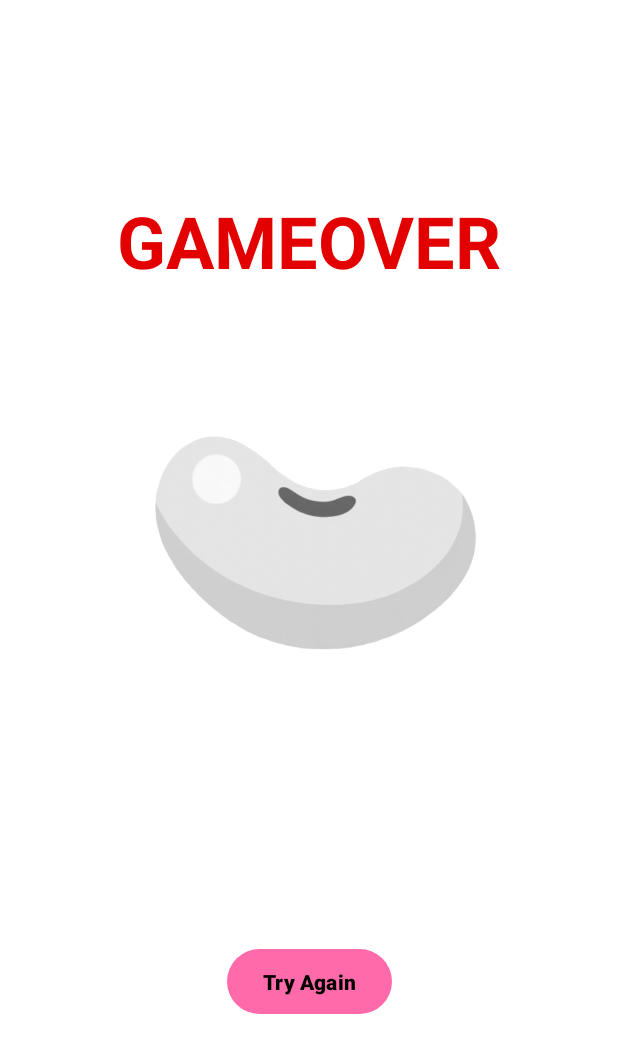
After one commit to thwdec/PEANUT_AndroidProject, an Android app: the GameOverActivity screen opened directly, with no data from a screen before it, on a phone screen of 412 x 824 dp. The commit adds this screen. Shown: the top 1053 px of the screen. Run offline under Robolectric (Android 15) with nearby library versions, the phone set to English and light mode, and no system bars.

Commit message:
add gameover and fix bug

```diff
--- a/app/build.gradle.kts
+++ b/app/build.gradle.kts
@@ -41,6 +41,7 @@ android {
 
 dependencies {
     implementation("androidx.viewpager2:viewpager2:1.0.0")
+    implementation("androidx.lifecycle:lifecycle-livedata-ktx:2.7.0")
     implementation(libs.androidx.core.ktx)
     implementation(libs.androidx.appcompat)
     implementation(libs.material)
--- a/app/src/main/java/com/example/peanut/EatFragment.kt
+++ b/app/src/main/java/com/example/peanut/EatFragment.kt
@@ -60,11 +60,11 @@ class EatFragment : Fragment() {
 
         // *** แก้ไขแล้ว (2) ***
         binding.buttonArrowLeft.setOnClickListener {
-            viewPager.currentItem = 0 // ไปหน้า Play (index 0)
+            (activity as MainActivity).binding.viewPager.currentItem = 0 // ไปหน้า Play (index 0)
         }
         // *** แก้ไขแล้ว (3) ***
         binding.buttonArrowRight.setOnClickListener {
-            viewPager.currentItem = 2 // ไปหน้า Sleep (index 2)
+            (activity as MainActivity).binding.viewPager.currentItem = 2 // ไปหน้า Sleep (index 2)
         }
 
         // 2. ปุ่มไอเท็ม (ID เหล่านี้ถูกต้องแล้วตามโค้ดเก่าของคุณ)
@@ -75,7 +75,7 @@ class EatFragment : Fragment() {
         }
         binding.buttonSunset.setOnClickListener {
             PetManager.happiness += 5
-            PetManager.energy += 5
+            PetManager.hunger += 5
             loadPetState()
         }
         binding.buttonWater.setOnClickListener {
--- /dev/null
+++ b/app/src/main/java/com/example/peanut/GameOverActivity.kt
@@ -0,0 +1,46 @@
+package com.example.peanut
+
+import android.content.Intent
+import android.os.Bundle
+import androidx.activity.enableEdgeToEdge
+import androidx.appcompat.app.AppCompatActivity
+import androidx.core.view.ViewCompat
+import androidx.core.view.WindowInsetsCompat
+import com.example.peanut.databinding.ActivityGameOverBinding
+import android.graphics.ColorMatrixColorFilter
+import android.graphics.ColorMatrix
+
+class GameOverActivity : AppCompatActivity() {
+    private lateinit var binding: ActivityGameOverBinding
+
+    override fun onCreate(savedInstanceState: Bundle?) {
+        super.onCreate(savedInstanceState)
+        enableEdgeToEdge()
+        setContentView(R.layout.activity_game_over)
+        ViewCompat.setOnApplyWindowInsetsListener(findViewById(R.id.main)) { v, insets ->
+            val systemBars = insets.getInsets(WindowInsetsCompat.Type.systemBars())
+            v.setPadding(systemBars.left, systemBars.top, systemBars.right, systemBars.bottom)
+            insets
+
+        }
+
+        PetManager.onGameOver.postValue(false)
+
+        binding = ActivityGameOverBinding.inflate(layoutInflater)
+        setContentView(binding.root)
+        // เปลี่ยนถั่วเป็นสีเทา
+        val colorMatrix = ColorMatrix()
+        colorMatrix.setSaturation(0f)
+        val filter = ColorMatrixColorFilter(colorMatrix)
+        binding.imageViewDeadPeanut.colorFilter = filter
+
+        binding.buttonTryAgain.setOnClickListener {
+            // Intent to Name
+            val intent = Intent(this, NameActivity::class.java)
+
+            // clear
+            intent.flags = Intent.FLAG_ACTIVITY_NEW_TASK or Intent.FLAG_ACTIVITY_CLEAR_TASK
+            startActivity(intent)
+        }
+    }
+}
--- a/app/src/main/java/com/example/peanut/PlayFragment.kt
+++ b/app/src/main/java/com/example/peanut/PlayFragment.kt
@@ -57,11 +57,11 @@ class PlayFragment : Fragment() {
 
         // *** แก้ไขแล้ว (2) ***
         binding.buttonArrowLeft.setOnClickListener {
-            viewPager.currentItem = 2 // ไปหน้า Sleep (หน้าสุดท้าย)
+            (activity as MainActivity).binding.viewPager.currentItem = 2 // ไปหน้า Sleep (หน้าสุดท้าย)
         }
         // *** แก้ไขแล้ว (3) ***
         binding.buttonArrowRight.setOnClickListener {
-            viewPager.currentItem = 1 // ไปหน้า Eat
+            (activity as MainActivity).binding.viewPager.currentItem = 1 // ไปหน้า Eat
         }
 
         // 2. ปุ่มไอเท็ม (ID เหล่านี้ถูกต้องแล้วตามโค้ดเก่าของคุณ)
--- a/app/src/main/java/com/example/peanut/SleepFragment.kt
+++ b/app/src/main/java/com/example/peanut/SleepFragment.kt
@@ -64,12 +64,12 @@ class SleepFragment : Fragment() {
         // *** แก้ไขแล้ว (2) ***
         binding.buttonArrowLeft.setOnClickListener {
             if (isSleeping) return@setOnClickListener
-            viewPager.currentItem = 1 // ไปหน้า Eat
+            (activity as MainActivity).binding.viewPager.currentItem = 1 // ไปหน้า Eat
         }
         // *** แก้ไขแล้ว (3) ***
         binding.buttonArrowRight.setOnClickListener {
             if (isSleeping) return@setOnClickListener
-            viewPager.currentItem = 0 // ไปหน้า Play
+            (activity as MainActivity).binding.viewPager.currentItem = 0 // ไปหน้า Play
         }
 
         binding.buttonPillow.setOnClickListener {
--- /dev/null
+++ b/app/src/main/res/layout/activity_game_over.xml
@@ -0,0 +1,53 @@
+<?xml version="1.0" encoding="utf-8"?>
+<androidx.constraintlayout.widget.ConstraintLayout xmlns:android="http://schemas.android.com/apk/res/android"
+    xmlns:app="http://schemas.android.com/apk/res-auto"
+    xmlns:tools="http://schemas.android.com/tools"
+    android:id="@+id/main"
+    android:layout_width="match_parent"
+    android:layout_height="match_parent"
+    android:background="#FFFFFF"
+    tools:context=".GameOverActivity">
+
+    <TextView
+        android:id="@+id/textViewGameover"
+        android:layout_width="wrap_content"
+        android:layout_height="wrap_content"
+        android:layout_marginTop="128dp"
+        android:text="GAMEOVER"
+        android:textColor="#E20000"
+        android:textSize="48sp"
+        android:textStyle="bold"
+        app:layout_constraintEnd_toEndOf="parent"
+        app:layout_constraintStart_toStartOf="parent"
+        app:layout_constraintTop_toTopOf="parent" />
+
+    <ImageView
+        android:id="@+id/imageViewDeadPeanut"
+        android:layout_width="246dp"
+        android:layout_height="243dp"
+        android:layout_marginTop="48dp"
+        android:rotation="90"
+        app:layout_constraintEnd_toEndOf="parent"
+        app:layout_constraintStart_toStartOf="parent"
+        app:layout_constraintTop_toBottomOf="@+id/textViewGameover"
+        app:srcCompat="@drawable/peanut"
+        tools:ignore="MissingConstraints" />
+
+    <Button
+        android:id="@+id/buttonTryAgain"
+        android:layout_width="wrap_content"
+        android:layout_height="wrap_content"
+        android:paddingTop="12dp"
+        android:paddingBottom="12dp"
+        android:text="Try Again"
+        android:textColor="@android:color/black"
+        android:textStyle="bold"
+        app:backgroundTint="@color/button_color_state"
+        app:cornerRadius="100dp"
+        app:layout_constraintBottom_toBottomOf="parent"
+        app:layout_constraintEnd_toEndOf="parent"
+        app:layout_constraintStart_toStartOf="parent"
+        app:layout_constraintTop_toBottomOf="@+id/imageViewDeadPeanut"
+        tools:ignore="MissingConstraints" />
+
+</androidx.constraintlayout.widget.ConstraintLayout>
--- a/app/src/main/res/layout/fragment_eat.xml
+++ b/app/src/main/res/layout/fragment_eat.xml
@@ -10,15 +10,15 @@
         android:id="@+id/textViewRoomName"
         android:layout_width="241dp"
         android:layout_height="43dp"
-        android:layout_marginTop="16dp"
+        android:layout_marginTop="40dp"
         android:background="@drawable/room_name_background"
 
+        android:gravity="center"
+        android:padding="8dp"
         android:text="EAT"
         android:textColor="@android:color/black"
         android:textSize="20sp"
         android:textStyle="bold"
-        android:gravity="center"
-        android:padding="8dp"
 
         app:layout_constraintEnd_toEndOf="parent"
         app:layout_constraintStart_toStartOf="parent"
--- a/app/src/main/res/layout/fragment_play.xml
+++ b/app/src/main/res/layout/fragment_play.xml
@@ -10,15 +10,15 @@
         android:id="@+id/textViewRoomName"
         android:layout_width="241dp"
         android:layout_height="43dp"
-        android:layout_marginTop="16dp"
+        android:layout_marginTop="40dp"
         android:background="@drawable/room_name_background"
 
+        android:gravity="center"
+        android:padding="8dp"
         android:text="PLAY"
         android:textColor="@android:color/black"
         android:textSize="20sp"
         android:textStyle="bold"
-        android:gravity="center"
-        android:padding="8dp"
 
         app:layout_constraintEnd_toEndOf="parent"
         app:layout_constraintStart_toStartOf="parent"
--- a/app/src/main/res/layout/fragment_sleep.xml
+++ b/app/src/main/res/layout/fragment_sleep.xml
@@ -10,15 +10,15 @@
         android:id="@+id/textViewRoomName"
         android:layout_width="241dp"
         android:layout_height="43dp"
-        android:layout_marginTop="16dp"
+        android:layout_marginTop="40dp"
         android:background="@drawable/room_name_background"
 
+        android:gravity="center"
+        android:padding="8dp"
         android:text="SLEEP"
         android:textColor="@android:color/black"
         android:textSize="20sp"
         android:textStyle="bold"
-        android:gravity="center"
-        android:padding="8dp"
 
         app:layout_constraintEnd_toEndOf="parent"
         app:layout_constraintStart_toStartOf="parent"
```
Also changed, not shown: app/src/main/AndroidManifest.xml (+12 -8 lines), app/src/main/java/com/example/peanut/MainActivity.kt (+15 -1 lines), app/src/main/java/com/example/peanut/PeanutApplication.kt (added, +13 -0 lines), app/src/main/java/com/example/peanut/PetManager.kt (+26 -3 lines).
